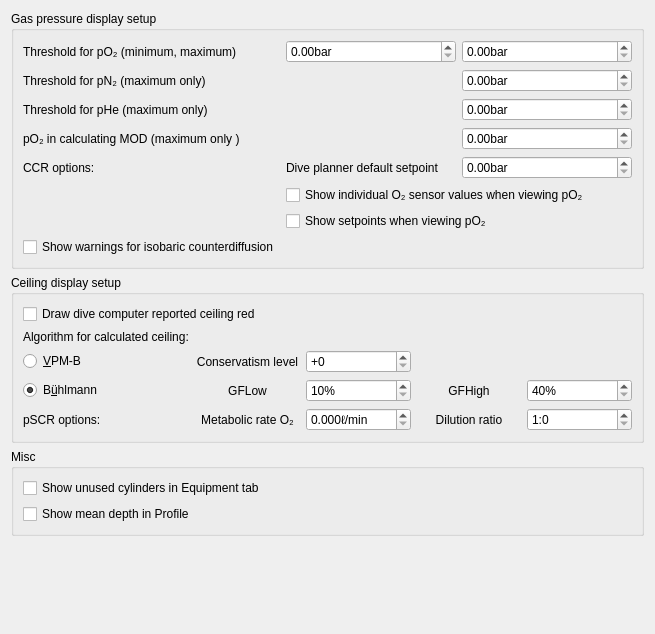
Before: the Qt Designer form desktop-widgets/preferences/preferences_graph.ui in subsurface/subsurface, drawn with Qt 5.
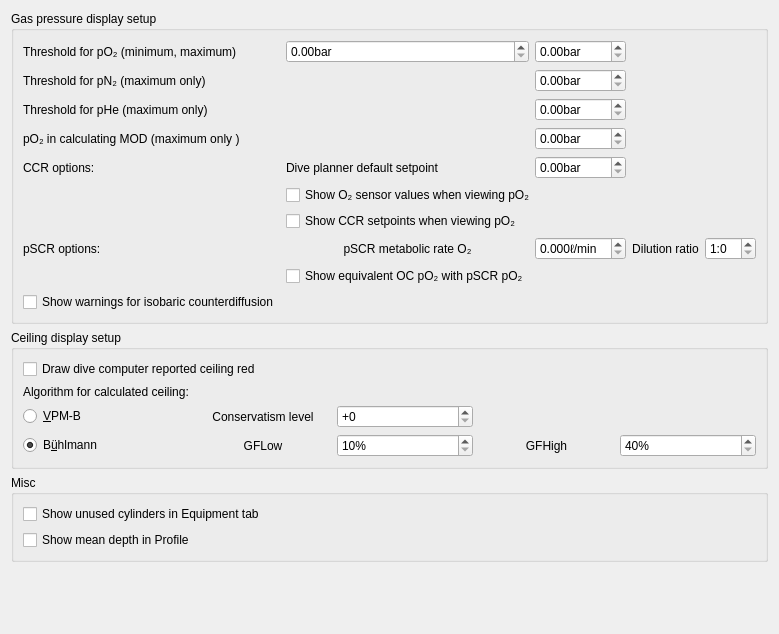
After: the same form once the commit is applied.

Commit message: Plot OC-pO2 graph for SCR dives

```diff
--- a/desktop-widgets/preferences/preferences_graph.ui
+++ b/desktop-widgets/preferences/preferences_graph.ui
@@ -158,18 +158,72 @@
       <item row="5" column="1" colspan="2">
        <widget class="QCheckBox" name="show_ccr_sensors">
         <property name="text">
-         <string>Show individual O₂ sensor values when viewing pO₂</string>
+         <string>Show O₂ sensor values when viewing pO₂</string>
         </property>
        </widget>
       </item>
       <item row="6" column="1" colspan="2">
        <widget class="QCheckBox" name="show_ccr_setpoint">
         <property name="text">
-         <string>Show setpoints when viewing pO₂</string>
+         <string>Show CCR setpoints when viewing pO₂</string>
         </property>
        </widget>
       </item>
       <item row="7" column="0">
+       <widget class="QLabel" name="pSCR">
+        <property name="text">
+         <string>pSCR options:</string>
+        </property>
+       </widget>
+      </item>
+      <item row="7" column="1">
+       <widget class="QLabel" name="MetabolicRate">
+        <property name="text">
+         <string>pSCR metabolic rate O₂</string>
+        </property>
+        <property name="alignment">
+         <set>Qt::AlignCenter</set>
+        </property>
+       </widget>
+      </item>
+      <item row="7" column="2">
+       <widget class="QDoubleSpinBox" name="psro2rate">
+        <property name="suffix">
+         <string>ℓ/min</string>
+        </property>
+        <property name="decimals">
+         <number>3</number>
+        </property>
+       </widget>
+      </item>
+      <item row="7" column="3">
+       <widget class="QLabel" name="label_28">
+        <property name="text">
+         <string>Dilution ratio</string>
+        </property>
+        <property name="alignment">
+         <set>Qt::AlignCenter</set>
+        </property>
+       </widget>
+      </item>
+      <item row="7" column="4">
+       <widget class="QSpinBox" name="pscrfactor">
+        <property name="suffix">
+         <string/>
+        </property>
+        <property name="prefix">
+         <string>1:</string>
+        </property>
+       </widget>
+      </item>
+      <item row="8" column="1">
+       <widget class="QCheckBox" name="show_scr_ocpo2">
+        <property name="text">
+         <string>Show equivalent OC pO₂ with pSCR pO₂</string>
+        </property>
+       </widget>
+      </item>
+      <item row="9" column="0">
        <widget class="QCheckBox" name="show_icd">
         <property name="text">
          <string>Show warnings for isobaric counterdiffusion</string>
@@ -195,16 +249,6 @@
         </property>
        </widget>
       </item>
-      <item row="4" column="4">
-       <widget class="QSpinBox" name="pscrfactor">
-        <property name="suffix">
-         <string/>
-        </property>
-        <property name="prefix">
-         <string>1:</string>
-        </property>
-       </widget>
-      </item>
       <item row="3" column="0">
        <widget class="QRadioButton" name="buehlmann">
         <property name="text">
@@ -225,16 +269,6 @@
         </property>
        </widget>
       </item>
-      <item row="4" column="3">
-       <widget class="QLabel" name="label_28">
-        <property name="text">
-         <string>Dilution ratio</string>
-        </property>
-        <property name="alignment">
-         <set>Qt::AlignCenter</set>
-        </property>
-       </widget>
-      </item>
       <item row="3" column="2">
        <widget class="QSpinBox" name="gflow">
         <property name="suffix">
@@ -271,16 +305,6 @@
         </property>
        </widget>
       </item>
-      <item row="4" column="1">
-       <widget class="QLabel" name="MetabolicRate">
-        <property name="text">
-         <string>Metabolic rate O₂</string>
-        </property>
-        <property name="alignment">
-         <set>Qt::AlignCenter</set>
-        </property>
-       </widget>
-      </item>
       <item row="0" column="0" colspan="2">
        <widget class="QCheckBox" name="red_ceiling">
         <property name="enabled">
@@ -291,16 +315,6 @@
         </property>
        </widget>
       </item>
-      <item row="4" column="2">
-       <widget class="QDoubleSpinBox" name="psro2rate">
-        <property name="suffix">
-         <string>ℓ/min</string>
-        </property>
-        <property name="decimals">
-         <number>3</number>
-        </property>
-       </widget>
-      </item>
       <item row="2" column="0">
        <widget class="QRadioButton" name="vpmb">
         <property name="text">
@@ -321,13 +335,6 @@
         </property>
        </widget>
       </item>
-      <item row="4" column="0">
-       <widget class="QLabel" name="pSCR">
-        <property name="text">
-         <string>pSCR options:</string>
-        </property>
-       </widget>
-      </item>
       <item row="3" column="1">
        <widget class="QLabel" name="label_GFlow">
         <property name="text">
```
Left out of the diff: 8 changed lines with no effect on the pictures. The commit also changes 13 other files.
